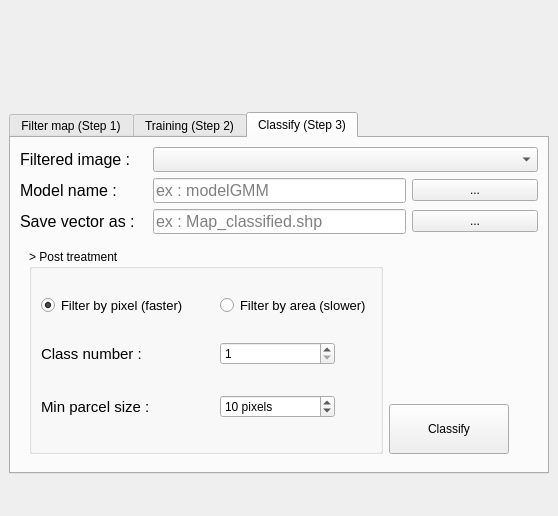
This is historical_map_dialog_base.ui in nkarasiak/HistoricalMap as Qt 5 draws it before an edit. The edited form follows.
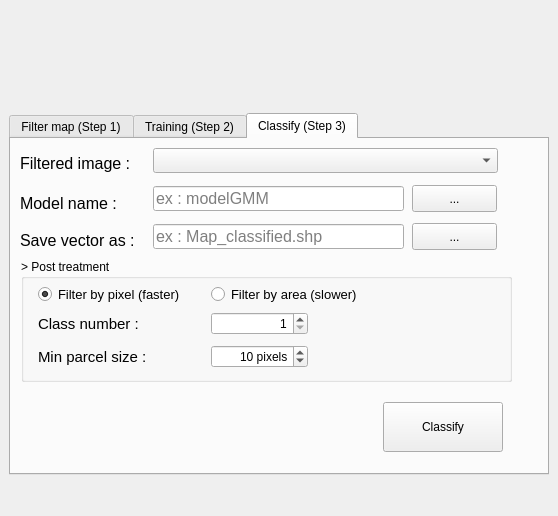
This is the edited form. The open tabs and pages were chosen to show the change. Icons and pictures are not drawn. Custom widgets are drawn as their Qt base class.

```diff
--- a/historical_map_dialog_base.ui
+++ b/historical_map_dialog_base.ui
@@ -63,7 +63,7 @@
    <property name="geometry">
     <rect>
      <x>9</x>
-     <y>112</y>
+     <y>113</y>
      <width>540</width>
      <height>362</height>
     </rect>
@@ -1235,9 +1235,15 @@
     <attribute name="title">
      <string>Classify (Step 3)</string>
     </attribute>
-    <layout class="QGridLayout" name="gridLayout_20">
-     <item row="0" column="1" colspan="3">
       <widget class="QgsMapLayerComboBox" name="inFilteredStep3">
+     <property name="geometry">
+      <rect>
+       <x>142</x>
+       <y>9</y>
+       <width>345</width>
+       <height>25</height>
+      </rect>
+     </property>
        <property name="minimumSize">
         <size>
          <width>0</width>
@@ -1260,9 +1266,15 @@
         <set>QgsMapLayerProxyModel::PluginLayer|QgsMapLayerProxyModel::RasterLayer</set>
        </property>
       </widget>
-     </item>
-     <item row="1" column="0">
       <widget class="QLabel" name="tiffImageLabel_19">
+     <property name="geometry">
+      <rect>
+       <x>9</x>
+       <y>56</y>
+       <width>102</width>
+       <height>17</height>
+      </rect>
+     </property>
        <property name="font">
         <font>
          <family>Arial</family>
@@ -1273,9 +1285,15 @@
         <string>Model name : </string>
        </property>
       </widget>
-     </item>
-     <item row="1" column="1" colspan="2">
       <widget class="QLineEdit" name="inModel">
+     <property name="geometry">
+      <rect>
+       <x>142</x>
+       <y>47</y>
+       <width>251</width>
+       <height>25</height>
+      </rect>
+     </property>
        <property name="minimumSize">
         <size>
          <width>0</width>
@@ -1301,9 +1319,15 @@
         <string>ex : modelGMM</string>
        </property>
       </widget>
-     </item>
-     <item row="0" column="0">
       <widget class="QLabel" name="tiffImageLabel_12">
+     <property name="geometry">
+      <rect>
+       <x>9</x>
+       <y>16</y>
+       <width>112</width>
+       <height>17</height>
+      </rect>
+     </property>
        <property name="font">
         <font>
          <family>Arial</family>
@@ -1314,16 +1338,28 @@
         <string>Filtered image :</string>
        </property>
       </widget>
-     </item>
-     <item row="1" column="3">
       <widget class="QPushButton" name="selectModelStep3">
+     <property name="geometry">
+      <rect>
+       <x>401</x>
+       <y>46</y>
+       <width>85</width>
+       <height>27</height>
+      </rect>
+     </property>
        <property name="text">
         <string>...</string>
        </property>
       </widget>
-     </item>
-     <item row="2" column="1" colspan="2">
       <widget class="QLineEdit" name="outShp">
+     <property name="geometry">
+      <rect>
+       <x>142</x>
+       <y>85</y>
+       <width>251</width>
+       <height>25</height>
+      </rect>
+     </property>
        <property name="minimumSize">
         <size>
          <width>0</width>
@@ -1346,16 +1382,28 @@
         <string>ex : Map_classified.shp</string>
        </property>
       </widget>
-     </item>
-     <item row="2" column="3">
       <widget class="QPushButton" name="selectOutShp">
+     <property name="geometry">
+      <rect>
+       <x>401</x>
+       <y>84</y>
+       <width>85</width>
+       <height>27</height>
+      </rect>
+     </property>
        <property name="text">
         <string>...</string>
        </property>
       </widget>
-     </item>
-     <item row="2" column="0">
       <widget class="QLabel" name="tiffImageLabel_11">
+     <property name="geometry">
+      <rect>
+       <x>9</x>
+       <y>93</y>
+       <width>116</width>
+       <height>17</height>
+      </rect>
+     </property>
        <property name="font">
         <font>
          <family>Arial</family>
@@ -1366,18 +1414,61 @@
         <string>Save vector as :</string>
        </property>
       </widget>
-     </item>
-     <item row="3" column="0" colspan="4">
-      <widget class="QWidget" name="widget" native="true">
-       <layout class="QGridLayout" name="gridLayout_22">
-        <item row="0" column="0" rowspan="2">
+    <widget class="QPushButton" name="btnClassify">
+     <property name="enabled">
+      <bool>true</bool>
+     </property>
+     <property name="geometry">
+      <rect>
+       <x>372</x>
+       <y>263</y>
+       <width>120</width>
+       <height>50</height>
+      </rect>
+     </property>
+     <property name="minimumSize">
+      <size>
+       <width>120</width>
+       <height>50</height>
+      </size>
+     </property>
+     <property name="maximumSize">
+      <size>
+       <width>120</width>
+       <height>50</height>
+      </size>
+     </property>
+     <property name="text">
+      <string>Classify</string>
+     </property>
+     <property name="autoDefault">
+      <bool>true</bool>
+     </property>
+     <property name="default">
+      <bool>false</bool>
+     </property>
+    </widget>
          <widget class="QGroupBox" name="groupBox_2">
+     <property name="geometry">
+      <rect>
+       <x>10</x>
+       <y>120</y>
+       <width>491</width>
+       <height>123</height>
+      </rect>
+     </property>
           <property name="title">
            <string>&gt; Post treatment</string>
           </property>
-          <layout class="QGridLayout" name="gridLayout_21">
-           <item row="0" column="2" colspan="2">
             <widget class="QRadioButton" name="filterByArea">
+      <property name="geometry">
+       <rect>
+        <x>190</x>
+        <y>25</y>
+        <width>170</width>
+        <height>20</height>
+       </rect>
+      </property>
              <property name="font">
               <font>
                <pointsize>10</pointsize>
@@ -1387,9 +1478,15 @@
               <string>Filter by area (slower)</string>
              </property>
             </widget>
-           </item>
-           <item row="1" column="3">
             <widget class="QLabel" name="label_13">
+      <property name="geometry">
+       <rect>
+        <x>330</x>
+        <y>51</y>
+        <width>30</width>
+        <height>30</height>
+       </rect>
+      </property>
              <property name="minimumSize">
               <size>
                <width>0</width>
@@ -1415,12 +1512,18 @@
               <bool>true</bool>
              </property>
             </widget>
-           </item>
-           <item row="1" column="0">
             <widget class="QLabel" name="tiffImageLabel_14">
+      <property name="geometry">
+       <rect>
+        <x>17</x>
+        <y>51</y>
+        <width>130</width>
+        <height>27</height>
+       </rect>
+      </property>
              <property name="minimumSize">
               <size>
-               <width>104</width>
+        <width>130</width>
                <height>0</height>
               </size>
              </property>
@@ -1445,9 +1548,15 @@
               <bool>true</bool>
              </property>
             </widget>
-           </item>
-           <item row="0" column="0" colspan="2">
             <widget class="QRadioButton" name="filterByPixel">
+      <property name="geometry">
+       <rect>
+        <x>17</x>
+        <y>25</y>
+        <width>167</width>
+        <height>20</height>
+       </rect>
+      </property>
              <property name="font">
               <font>
                <pointsize>10</pointsize>
@@ -1460,9 +1569,15 @@
               <bool>true</bool>
              </property>
             </widget>
-           </item>
-           <item row="2" column="3">
             <widget class="QLabel" name="label_12">
+      <property name="geometry">
+       <rect>
+        <x>330</x>
+        <y>84</y>
+        <width>30</width>
+        <height>30</height>
+       </rect>
+      </property>
              <property name="minimumSize">
               <size>
                <width>0</width>
@@ -1488,9 +1603,18 @@
               <bool>true</bool>
              </property>
             </widget>
-           </item>
-           <item row="2" column="2">
             <widget class="QDoubleSpinBox" name="inMinSize">
+      <property name="geometry">
+       <rect>
+        <x>190</x>
+        <y>86</y>
+        <width>97</width>
+        <height>23</height>
+       </rect>
+      </property>
+      <property name="alignment">
+       <set>Qt::AlignRight|Qt::AlignTrailing|Qt::AlignVCenter</set>
+      </property>
              <property name="suffix">
               <string> pixels</string>
              </property>
@@ -1507,12 +1631,18 @@
               <double>10.000000000000000</double>
              </property>
             </widget>
-           </item>
-           <item row="2" column="0" colspan="2">
             <widget class="QLabel" name="tiffImageLabel_18">
+      <property name="geometry">
+       <rect>
+        <x>17</x>
+        <y>84</y>
+        <width>167</width>
+        <height>28</height>
+       </rect>
+      </property>
              <property name="minimumSize">
               <size>
-               <width>104</width>
+        <width>130</width>
                <height>0</height>
               </size>
              </property>
@@ -1531,15 +1661,24 @@
               <bool>true</bool>
              </property>
             </widget>
-           </item>
-           <item row="1" column="2">
             <widget class="QSpinBox" name="inClassForest">
+      <property name="geometry">
+       <rect>
+        <x>190</x>
+        <y>53</y>
+        <width>97</width>
+        <height>23</height>
+       </rect>
+      </property>
              <property name="minimumSize">
               <size>
-               <width>50</width>
+        <width>97</width>
                <height>0</height>
               </size>
              </property>
+      <property name="alignment">
+       <set>Qt::AlignRight|Qt::AlignTrailing|Qt::AlignVCenter</set>
+      </property>
              <property name="minimum">
               <number>1</number>
              </property>
@@ -1547,74 +1686,7 @@
               <number>1</number>
              </property>
             </widget>
-           </item>
-          </layout>
-         </widget>
-        </item>
-        <item row="0" column="1">
-         <spacer name="verticalSpacer">
-          <property name="orientation">
-           <enum>Qt::Vertical</enum>
-          </property>
-          <property name="sizeType">
-           <enum>QSizePolicy::Expanding</enum>
-          </property>
-          <property name="sizeHint" stdset="0">
-           <size>
-            <width>20</width>
-            <height>144</height>
-           </size>
-          </property>
-         </spacer>
-        </item>
-        <item row="1" column="1">
-         <widget class="QPushButton" name="btnClassify">
-          <property name="enabled">
-           <bool>true</bool>
-          </property>
-          <property name="minimumSize">
-           <size>
-            <width>120</width>
-            <height>50</height>
-           </size>
-          </property>
-          <property name="maximumSize">
-           <size>
-            <width>120</width>
-            <height>50</height>
-           </size>
-          </property>
-          <property name="text">
-           <string>Classify</string>
-          </property>
-          <property name="autoDefault">
-           <bool>true</bool>
-          </property>
-          <property name="default">
-           <bool>false</bool>
-          </property>
-         </widget>
-        </item>
-        <item row="1" column="2">
-         <spacer name="horizontalSpacer">
-          <property name="orientation">
-           <enum>Qt::Horizontal</enum>
-          </property>
-          <property name="sizeType">
-           <enum>QSizePolicy::Fixed</enum>
-          </property>
-          <property name="sizeHint" stdset="0">
-           <size>
-            <width>20</width>
-            <height>20</height>
-           </size>
-          </property>
-         </spacer>
-        </item>
-       </layout>
-      </widget>
-     </item>
-    </layout>
+    </widget>
    </widget>
   </widget>
   <widget class="QLabel" name="label_16">
```
Left out of the diff: 18 changed lines with no effect on the pictures. Lines whose indentation alone changed are shown as unchanged.
